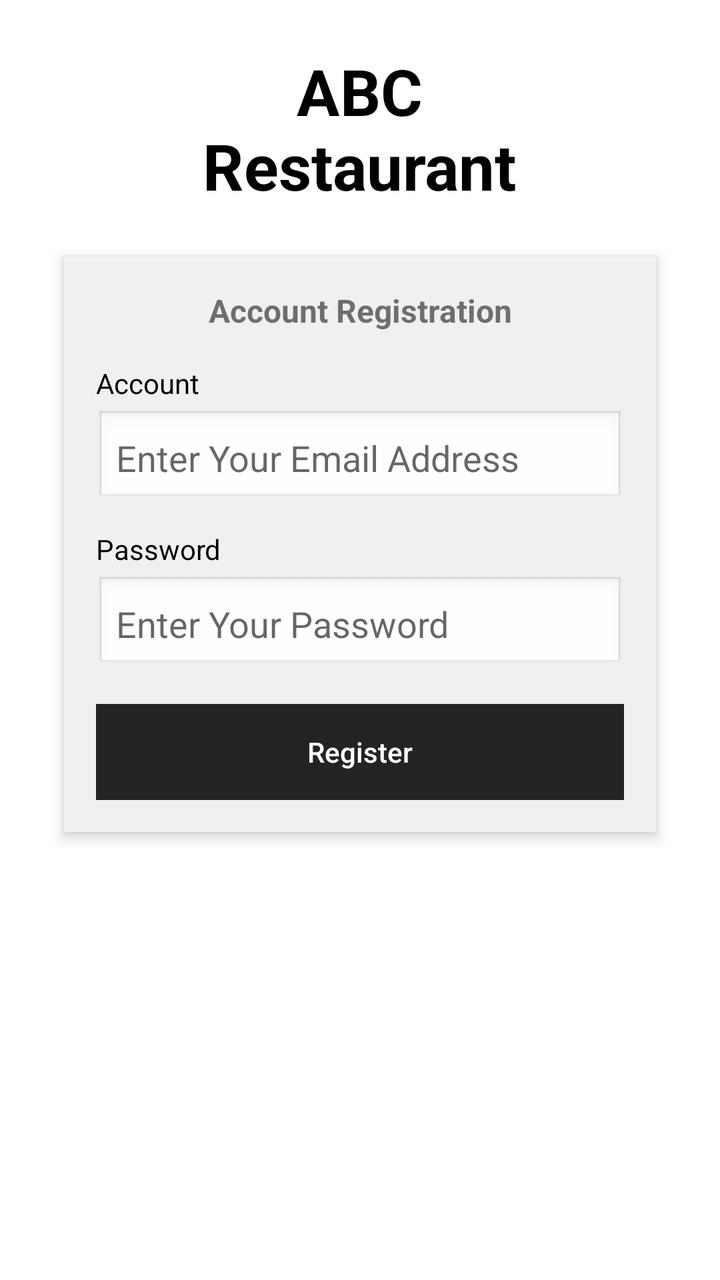
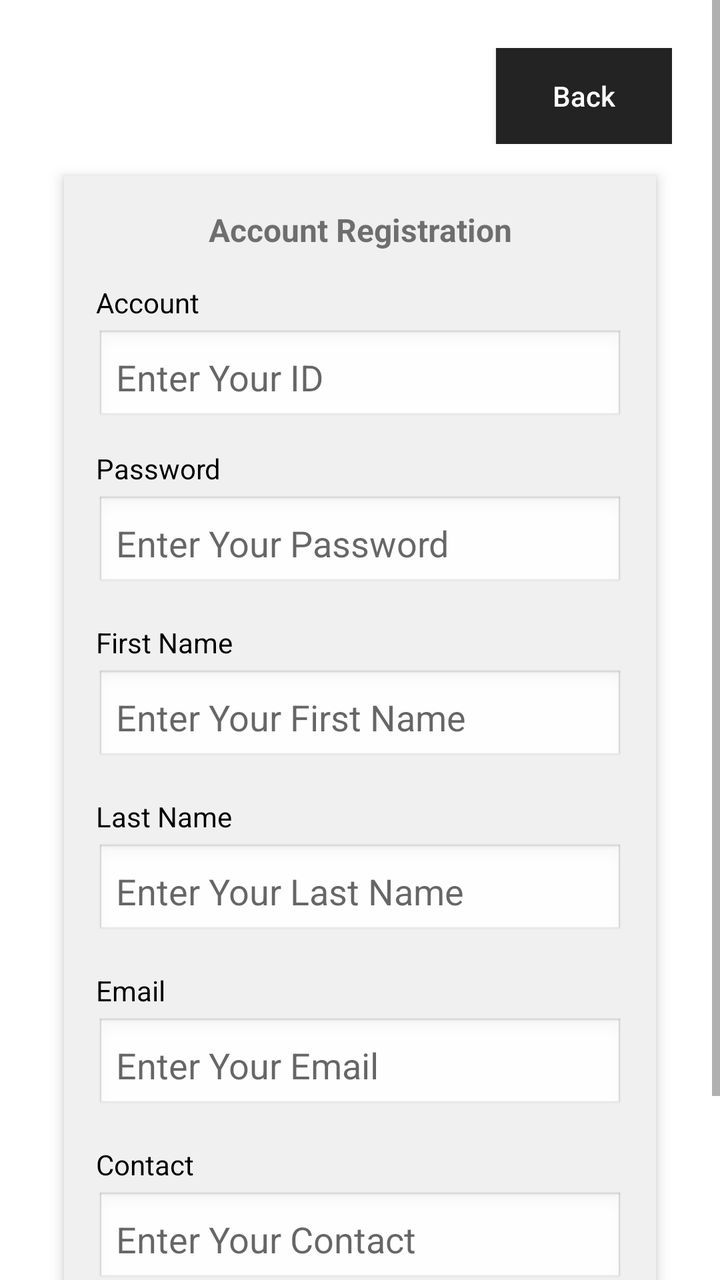

Compare the two renders of this Android layout. The source of the first and the diff that turns it into the second are given below.
<!-- AndroidManifest.xml: application theme Theme.SECW2 -->
<!-- res/layout/activity_guest_create_account.xml -->
<?xml version="1.0" encoding="utf-8"?>
<ScrollView xmlns:android="http://schemas.android.com/apk/res/android"
    android:layout_width="match_parent"
    android:layout_height="match_parent"
    android:background="@android:color/white"
    android:fillViewport="true">

    <LinearLayout
        android:layout_width="match_parent"
        android:layout_height="wrap_content"
        android:gravity="center_horizontal"
        android:orientation="vertical"
        android:padding="24dp">

        <TextView
            android:id="@+id/tvTitle"
            android:layout_width="wrap_content"
            android:layout_height="wrap_content"
            android:layout_marginBottom="24dp"
            android:gravity="center"
            android:text="ABC\nRestaurant"
            android:textColor="@android:color/black"
            android:textSize="32sp"
            android:textStyle="bold" />

        <LinearLayout
            android:layout_width="match_parent"
            android:layout_height="wrap_content"
            android:layout_marginHorizontal="8dp"
            android:background="#F0F0F0"
            android:clipToOutline="true"
            android:elevation="4dp"
            android:orientation="vertical"
            android:padding="16dp">

            <TextView
                android:layout_width="match_parent"
                android:layout_height="wrap_content"
                android:layout_marginBottom="16dp"
                android:gravity="center"
                android:text="Account Registration"
                android:textSize="16sp"
                android:textStyle="bold" />

            <TextView
                android:layout_width="wrap_content"
                android:layout_height="wrap_content"
                android:layout_marginBottom="4dp"
                android:text="Account"
                android:textColor="@android:color/black" />

            <EditText
                android:id="@+id/etEmail"
                android:layout_width="match_parent"
                android:layout_height="wrap_content"
                android:layout_marginBottom="12dp"
                android:background="@android:drawable/edit_text"
                android:hint="Enter Your Email Address"
                android:inputType="textEmailAddress"
                android:padding="10dp" />

            <TextView
                android:layout_width="wrap_content"
                android:layout_height="wrap_content"
                android:layout_marginBottom="4dp"
                android:text="Password"
                android:textColor="@android:color/black" />

            <EditText
                android:id="@+id/etPassword"
                android:layout_width="match_parent"
                android:layout_height="wrap_content"
                android:layout_marginBottom="16dp"
                android:background="@android:drawable/edit_text"
                android:hint="Enter Your Password"
                android:inputType="textPassword"
                android:padding="10dp" />

            <Button
                android:id="@+id/btnRegister"
                android:layout_width="match_parent"
                android:layout_height="wrap_content"
                android:background="#232323"
                android:text="Register"
                android:textAllCaps="false"
                android:textColor="@android:color/white" />
        </LinearLayout>
    </LinearLayout>
</ScrollView>
<!-- resources referenced by this layout -->
<resources>
  <style name="Theme.SECW2" parent="Theme.MaterialComponents.DayNight.NoActionBar">
          
          <item name="colorPrimary">@color/green</item>
          <item name="colorPrimaryVariant">@color/lightgreen</item>
          <item name="colorOnPrimary">@color/white</item>
          
          <item name="colorSecondary">@color/green</item>
          <item name="colorSecondaryVariant">@color/lightgreen</item>
          <item name="colorOnSecondary">@color/black</item>
  
          <item name="android:statusBarColor">?attr/colorSurface</item>
          <item name="android:navigationBarColor">?attr/colorSurface</item>
      </style>
  <color name="green">#4B964B</color>
  <color name="lightgreen">#FF6200EE</color>
  <color name="white">#FFFFFFFF</color>
  <color name="black">#FF000000</color>
</resources>

<!-- the commit's change to res/layout/activity_guest_create_account.xml (unified diff, before → after) -->
@@ -12,16 +12,21 @@
         android:orientation="vertical"
         android:padding="24dp">
 
-        <TextView
-            android:id="@+id/tvTitle"
+        <RelativeLayout
+            android:layout_width="match_parent"
+            android:layout_height="wrap_content"
+            android:layout_marginBottom="16dp">
+
+            <Button
+            android:id="@+id/btnBack"
             android:layout_width="wrap_content"
             android:layout_height="wrap_content"
-            android:layout_marginBottom="24dp"
-            android:gravity="center"
-            android:text="ABC\nRestaurant"
-            android:textColor="@android:color/black"
-            android:textSize="32sp"
-            android:textStyle="bold" />
+            android:layout_alignParentEnd="true"
+            android:background="#232323"
+            android:text="Back"
+            android:textAllCaps="false"
+            android:textColor="@android:color/white" />
+        </RelativeLayout>
 
         <LinearLayout
             android:layout_width="match_parent"
@@ -50,13 +55,13 @@
                 android:textColor="@android:color/black" />
 
             <EditText
-                android:id="@+id/etEmail"
+                android:id="@+id/etID"
                 android:layout_width="match_parent"
                 android:layout_height="wrap_content"
                 android:layout_marginBottom="12dp"
                 android:background="@android:drawable/edit_text"
-                android:hint="Enter Your Email Address"
-                android:inputType="textEmailAddress"
+                android:hint="Enter Your ID"
+                android:inputType="text"
                 android:padding="10dp" />
 
             <TextView
@@ -76,6 +81,74 @@
                 android:inputType="textPassword"
                 android:padding="10dp" />
 
+            <TextView
+                android:layout_width="wrap_content"
+                android:layout_height="wrap_content"
+                android:layout_marginBottom="4dp"
+                android:text="First Name"
+                android:textColor="@android:color/black" />
+
+            <EditText
+                android:id="@+id/etFirstname"
+                android:layout_width="match_parent"
+                android:layout_height="wrap_content"
+                android:layout_marginBottom="16dp"
+                android:background="@android:drawable/edit_text"
+                android:hint="Enter Your First Name"
+                android:inputType="text"
+                android:padding="10dp" />
+
+            <TextView
+                android:layout_width="wrap_content"
+                android:layout_height="wrap_content"
+                android:layout_marginBottom="4dp"
+                android:text="Last Name"
+                android:textColor="@android:color/black" />
+
+            <EditText
+                android:id="@+id/etLastname"
+                android:layout_width="match_parent"
+                android:layout_height="wrap_content"
+                android:layout_marginBottom="16dp"
+                android:background="@android:drawable/edit_text"
+                android:hint="Enter Your Last Name"
+                android:inputType="text"
+                android:padding="10dp" />
+
+            <TextView
+                android:layout_width="wrap_content"
+                android:layout_height="wrap_content"
+                android:layout_marginBottom="4dp"
+                android:text="Email"
+                android:textColor="@android:color/black" />
+
+            <EditText
+                android:id="@+id/etEmail"
+                android:layout_width="match_parent"
+                android:layout_height="wrap_content"
+                android:layout_marginBottom="16dp"
+                android:background="@android:drawable/edit_text"
+                android:hint="Enter Your Email"
+                android:inputType="textEmailAddress"
+                android:padding="10dp" />
+
+            <TextView
+                android:layout_width="wrap_content"
+                android:layout_height="wrap_content"
+                android:layout_marginBottom="4dp"
+                android:text="Contact"
+                android:textColor="@android:color/black" />
+
+            <EditText
+                android:id="@+id/etContact"
+                android:layout_width="match_parent"
+                android:layout_height="wrap_content"
+                android:layout_marginBottom="16dp"
+                android:background="@android:drawable/edit_text"
+                android:hint="Enter Your Contact"
+                android:inputType="number"
+                android:padding="10dp" />
+
             <Button
                 android:id="@+id/btnRegister"
                 android:layout_width="match_parent"
